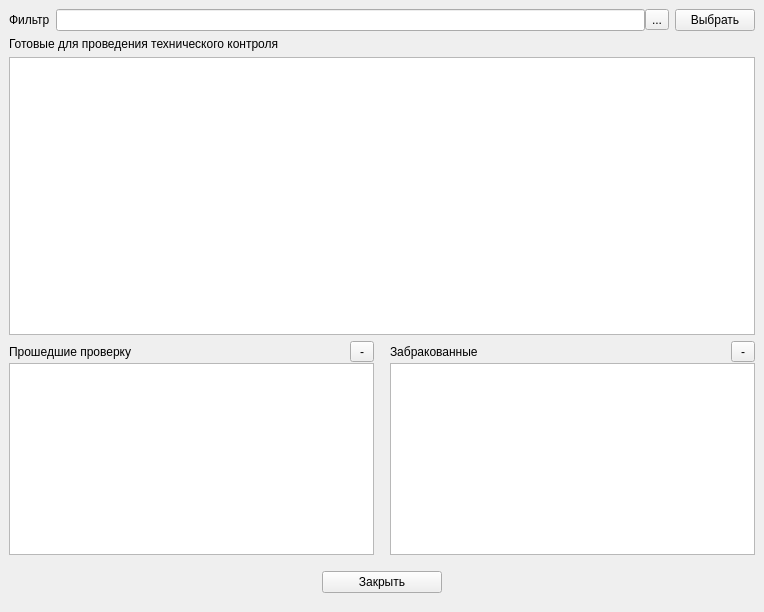
The window that Remont/otkwindow.ui (AlexeyScherbakov2021/Remont2) describes before a commit, drawn with Qt 5.
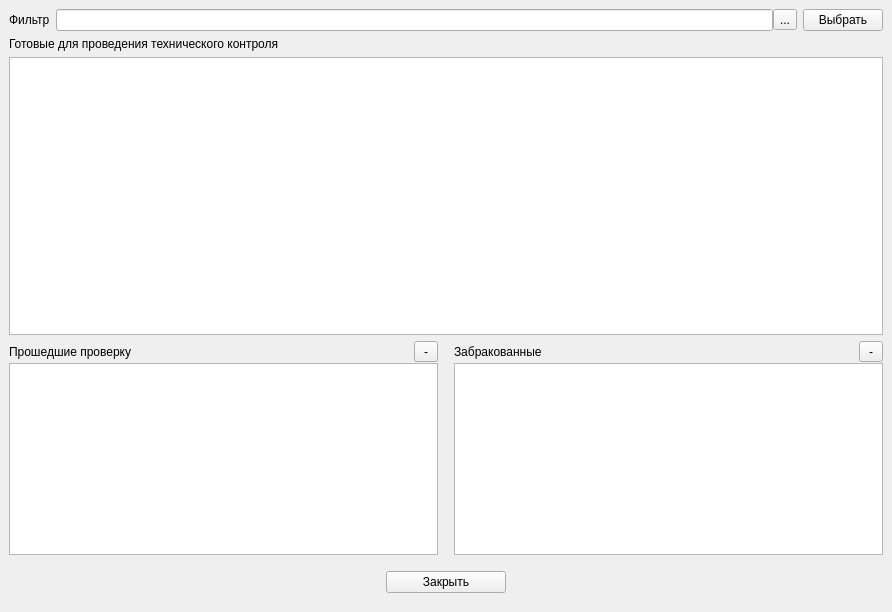
The same window after the commit. Icons and pictures are not drawn.

```diff
--- a/Remont/otkwindow.ui
+++ b/Remont/otkwindow.ui
@@ -6,7 +6,7 @@
    <rect>
     <x>0</x>
     <y>0</y>
-    <width>764</width>
+    <width>892</width>
     <height>612</height>
    </rect>
   </property>
@@ -84,6 +84,15 @@
         <property name="selectionBehavior">
          <enum>QAbstractItemView::SelectionBehavior::SelectRows</enum>
         </property>
+        <attribute name="horizontalHeaderMinimumSectionSize">
+         <number>30</number>
+        </attribute>
+        <attribute name="horizontalHeaderStretchLastSection">
+         <bool>true</bool>
+        </attribute>
+        <attribute name="verticalHeaderDefaultSectionSize">
+         <number>24</number>
+        </attribute>
        </widget>
       </item>
       <item>
```
Left out of the diff: 2 changed lines with no effect on the pictures.
